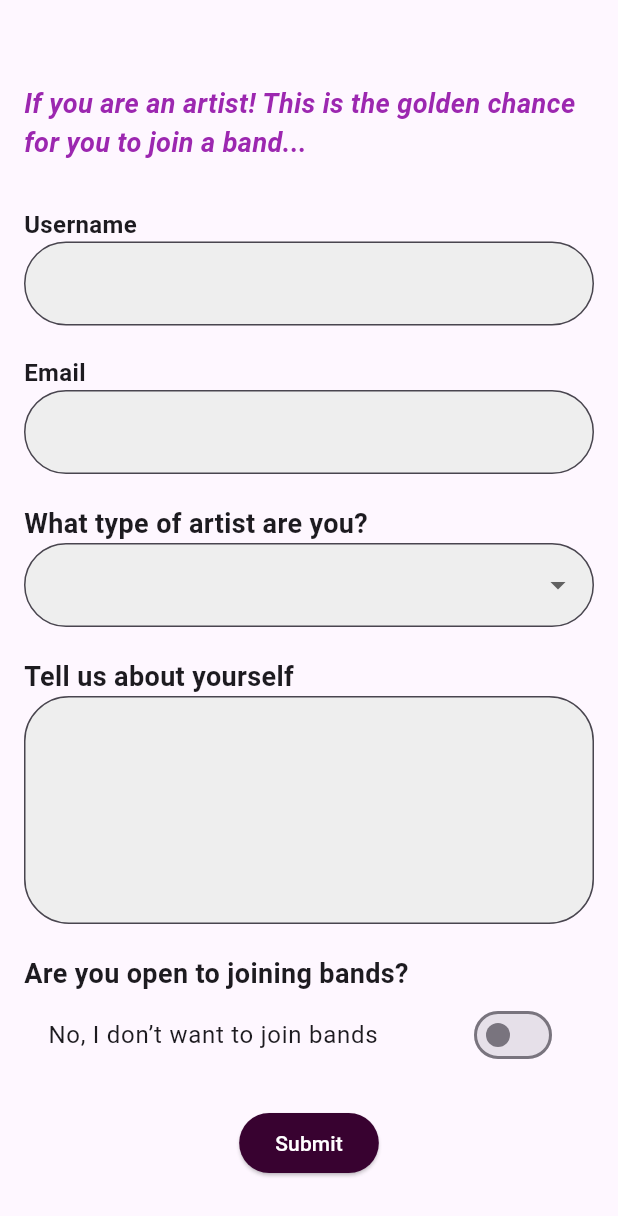
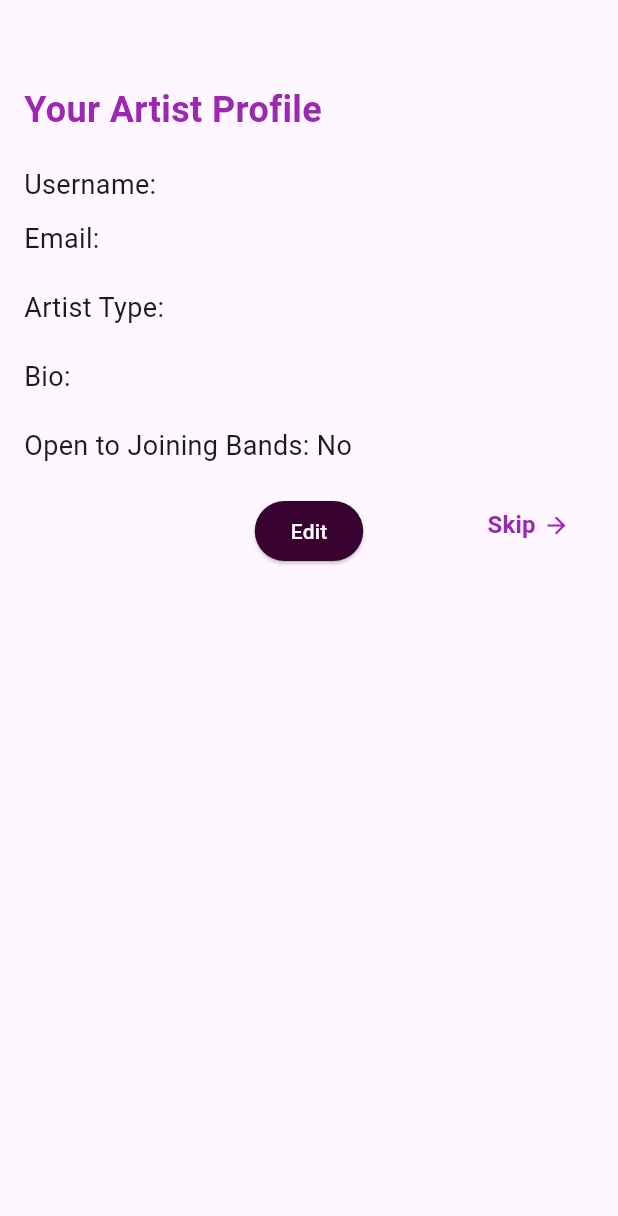
Before and after one commit to fayidha/FairyTunes_sample, a Flutter app: the ArtistProfile screen opened directly with empty values, on a phone screen of 412 x 824 dp. Shown: the top 1216 px of the screen. Run offline on Flutter 3.47's test engine with Material 3 defaults, Android fonts, the phone set to English and light mode, and no system bars; our stand-ins replace carousel_slider, cloud_firestore, firebase_auth, firebase_core, firebase_storage, image_picker and 2 more; accounts and stored records are empty.

Commit message:
Commit 19-02 night

```diff
--- a/lib/main.dart
+++ b/lib/main.dart
@@ -1,4 +1,4 @@
-// Bb@124
+
 
 import 'package:dupepro/view/splash.dart';
 import 'package:firebase_core/firebase_core.dart';
--- a/lib/profile.dart
+++ b/lib/profile.dart
@@ -1,11 +1,9 @@
 import 'package:dupepro/Artist_tabbar.dart';
-import 'package:dupepro/controller/session.dart';
 import 'package:dupepro/view/creategrp.dart';
 import 'package:flutter/material.dart';
 import 'package:cloud_firestore/cloud_firestore.dart';
 import 'package:firebase_auth/firebase_auth.dart';
 import 'package:image_picker/image_picker.dart';
-import 'dart:io';
 import 'package:dupepro/editprofile.dart';
 import 'package:dupepro/view/Company_add.dart';
 import 'package:dupepro/view/Teacher_profile_Add.dart';
--- a/lib/view/Artist_profile.dart
+++ b/lib/view/Artist_profile.dart
@@ -1,3 +1,4 @@
+import 'package:dupepro/view/login.dart';
 import 'package:flutter/material.dart';
 import 'package:dupepro/controller/artist_controller.dart';
 import 'package:dupepro/model/artist_model.dart';
@@ -23,6 +24,7 @@ class _ArtistProfileState extends State<ArtistProfile> {
   String? userName;
   String? userEmail;
   String? artistId;
+  bool isFormFilled = false; // Add this flag
 
   final ArtistController _controller = ArtistController();
   final TextEditingController _bioController = TextEditingController();
@@ -35,12 +37,11 @@ class _ArtistProfileState extends State<ArtistProfile> {
     _fetchArtistDetails();
   }
 
-  // Fetch artist details directly using UID
   Future<void> _fetchArtistDetails() async {
     try {
       DocumentSnapshot artistDoc = await FirebaseFirestore.instance
           .collection('artists')
-          .doc(widget.uid) // Fetch directly using user ID
+          .doc(widget.uid)
           .get();
 
       if (artistDoc.exists && artistDoc.data() != null) {
@@ -48,11 +49,11 @@ class _ArtistProfileState extends State<ArtistProfile> {
           artistType = artistDoc['artistType'];
           bio = artistDoc['bio'];
           joinBands = artistDoc['joinBands'] ?? false;
-
           _bioController.text = bio ?? "";
           if (artistType == 'Other') {
             _otherArtistTypeController.text = artistDoc['otherArtistType'] ?? "";
           }
+          isFormFilled = true; // Set the flag to true if details exist
         });
       } else {
         ScaffoldMessenger.of(context).showSnackBar(
@@ -65,7 +66,7 @@ class _ArtistProfileState extends State<ArtistProfile> {
       );
     }
   }
-  // Fetch user details from Firestore using UID
+
   Future<void> _fetchUserDetails() async {
     try {
       DocumentSnapshot userDoc = await FirebaseFirestore.instance
@@ -90,7 +91,6 @@ class _ArtistProfileState extends State<ArtistProfile> {
     }
   }
 
-  // Submit the profile to Firestore
   void _submitProfile() async {
     if (_formKey.currentState!.validate() && !isSubmitting) {
       setState(() => isSubmitting = true);
@@ -113,7 +113,6 @@ class _ArtistProfileState extends State<ArtistProfile> {
     }
   }
 
-  // Show confirmation dialog after submission
   void _showSubmissionDialog() {
     showDialog(
       context: context,
@@ -126,7 +125,7 @@ class _ArtistProfileState extends State<ArtistProfile> {
             TextButton(
               onPressed: () {
                 Navigator.of(context).pop();
-                Navigator.of(context).pop(); // Navigate back after submitting
+                Navigator.of(context).pop();
               },
               child: Text('OK'),
             ),
@@ -143,7 +142,9 @@ class _ArtistProfileState extends State<ArtistProfile> {
         children: [
           SingleChildScrollView(
             padding: EdgeInsets.all(16.0),
-            child: Form(
+            child: isFormFilled
+                ? _buildFilledFormView()
+                : Form(
               key: _formKey,
               child: Column(
                 crossAxisAlignment: CrossAxisAlignment.start,
@@ -173,8 +174,7 @@ class _ArtistProfileState extends State<ArtistProfile> {
                       : Center(child: CircularProgressIndicator()),
                   SizedBox(height: 20),
                   Text('What type of artist are you?',
-                      style:
-                          TextStyle(fontSize: 18, fontWeight: FontWeight.bold)),
+                      style: TextStyle(fontSize: 18, fontWeight: FontWeight.bold)),
                   DropdownButtonFormField<String>(
                     items: [
                       'Singer',
@@ -200,8 +200,7 @@ class _ArtistProfileState extends State<ArtistProfile> {
                   ],
                   SizedBox(height: 20),
                   Text('Tell us about yourself',
-                      style:
-                          TextStyle(fontSize: 18, fontWeight: FontWeight.bold)),
+                      style: TextStyle(fontSize: 18, fontWeight: FontWeight.bold)),
                   TextFormField(
                     maxLines: 5,
                     decoration: _inputDecoration(),
@@ -212,8 +211,7 @@ class _ArtistProfileState extends State<ArtistProfile> {
                   ),
                   SizedBox(height: 20),
                   Text('Are you open to joining bands?',
-                      style:
-                          TextStyle(fontSize: 18, fontWeight: FontWeight.bold)),
+                      style: TextStyle(fontSize: 18, fontWeight: FontWeight.bold)),
                   SwitchListTile(
                     title: Text(joinBands
                         ? 'Yes, I want to join bands'
@@ -238,31 +236,94 @@ class _ArtistProfileState extends State<ArtistProfile> {
               ),
             ),
           ),
+
+          // "Skip →" Button at Bottom Right
+          Positioned(
+            bottom: 20,
+            right: 20,
+            child: TextButton(
+              onPressed: () {
+                Navigator.push(context, MaterialPageRoute(builder: (context) => LoginForm(),)); // Change as per your navigation
+              },
+              child: Row(
+                mainAxisSize: MainAxisSize.min,
+                children: [
+                  Text('Skip',
+                      style: TextStyle(fontSize: 16, color: Colors.purple, fontWeight: FontWeight.bold)),
+                  SizedBox(width: 5),
+                  Icon(Icons.arrow_forward, color: Colors.purple),
+                ],
+              ),
+            ),
+          ),
         ],
       ),
     );
   }
 
-  // Reusable TextField Builder
-  Widget _buildTextField(
-      String label, String initialValue, Function(String) onChanged) {
+  Widget _buildFilledFormView() {
     return Column(
       crossAxisAlignment: CrossAxisAlignment.start,
       children: [
-        Text(label,
-            style: TextStyle(fontSize: 16, fontWeight: FontWeight.bold)),
+        const SizedBox(height: 40),
+        Text(
+          'Your Artist Profile',
+          style: TextStyle(
+            fontSize: 24,
+            fontWeight: FontWeight.bold,
+            color: Colors.purple,
+          ),
+        ),
+        SizedBox(height: 20),
+        Text('Username: $userName', style: TextStyle(fontSize: 18)),
+        SizedBox(height: 10),
+        Text('Email: $userEmail', style: TextStyle(fontSize: 18)),
+        SizedBox(height: 20),
+        Text('Artist Type: $artistType', style: TextStyle(fontSize: 18)),
+        if (artistType == 'Other') ...[
+          SizedBox(height: 10),
+          Text('Other Artist Type: $otherArtistType', style: TextStyle(fontSize: 18)),
+        ],
+        SizedBox(height: 20),
+        Text('Bio: $bio', style: TextStyle(fontSize: 18)),
+        SizedBox(height: 20),
+        Text('Open to Joining Bands: ${joinBands ? 'Yes' : 'No'}', style: TextStyle(fontSize: 18)),
+        SizedBox(height: 20),
+        Center(
+          child: ElevatedButton(
+            onPressed: () {
+              setState(() {
+                isFormFilled = false; // Allow editing the form
+              });
+            },
+            child: Text('Edit',
+                style: TextStyle(fontSize: 14, color: Colors.white)),
+            style: ElevatedButton.styleFrom(
+              backgroundColor: Color(0xFF380230),
+              shape: RoundedRectangleBorder(
+                  borderRadius: BorderRadius.circular(20)),
+            ),
+          ),
+        ),
+      ],
+    );
+  }
+
+  Widget _buildTextField(String label, String initialValue, Function(String) onChanged) {
+    return Column(
+      crossAxisAlignment: CrossAxisAlignment.start,
+      children: [
+        Text(label, style: TextStyle(fontSize: 16, fontWeight: FontWeight.bold)),
         TextFormField(
           initialValue: initialValue,
           decoration: _inputDecoration(),
-          validator: (value) =>
-              value!.isEmpty ? 'Please enter your $label' : null,
+          validator: (value) => value!.isEmpty ? 'Please enter your $label' : null,
           onChanged: onChanged,
         ),
       ],
     );
   }
 
-  // Common Input Decoration
   InputDecoration _inputDecoration() {
     return InputDecoration(
       border: OutlineInputBorder(borderRadius: BorderRadius.circular(30)),
```
Lines whose indentation alone changed are shown as unchanged.
